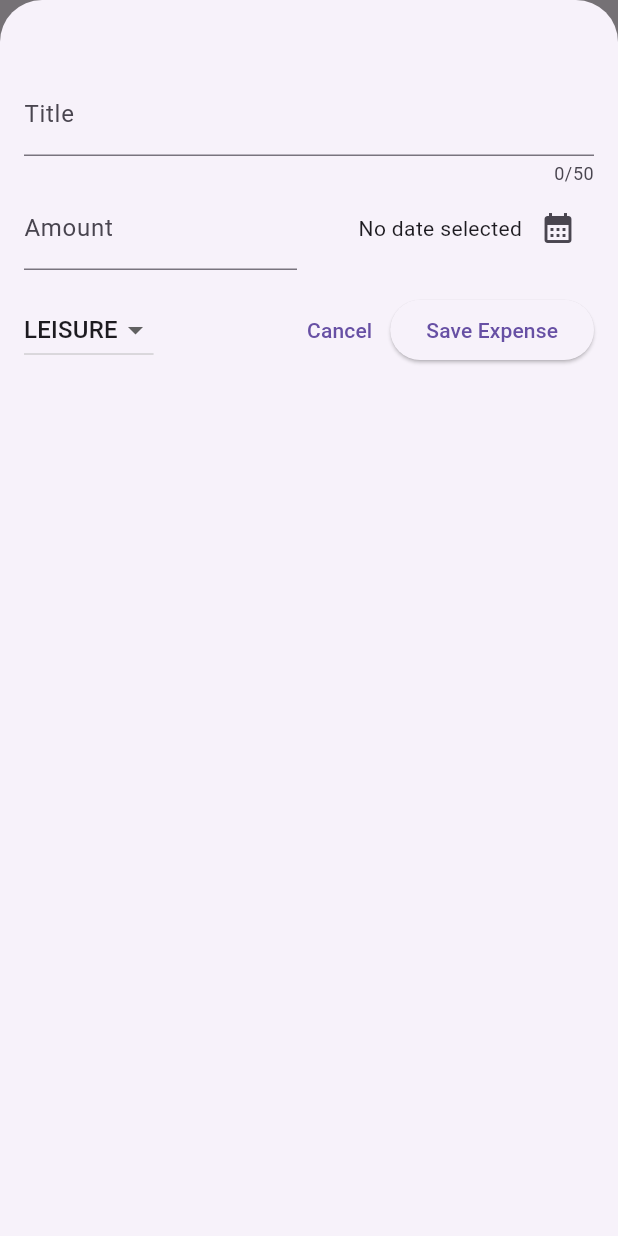
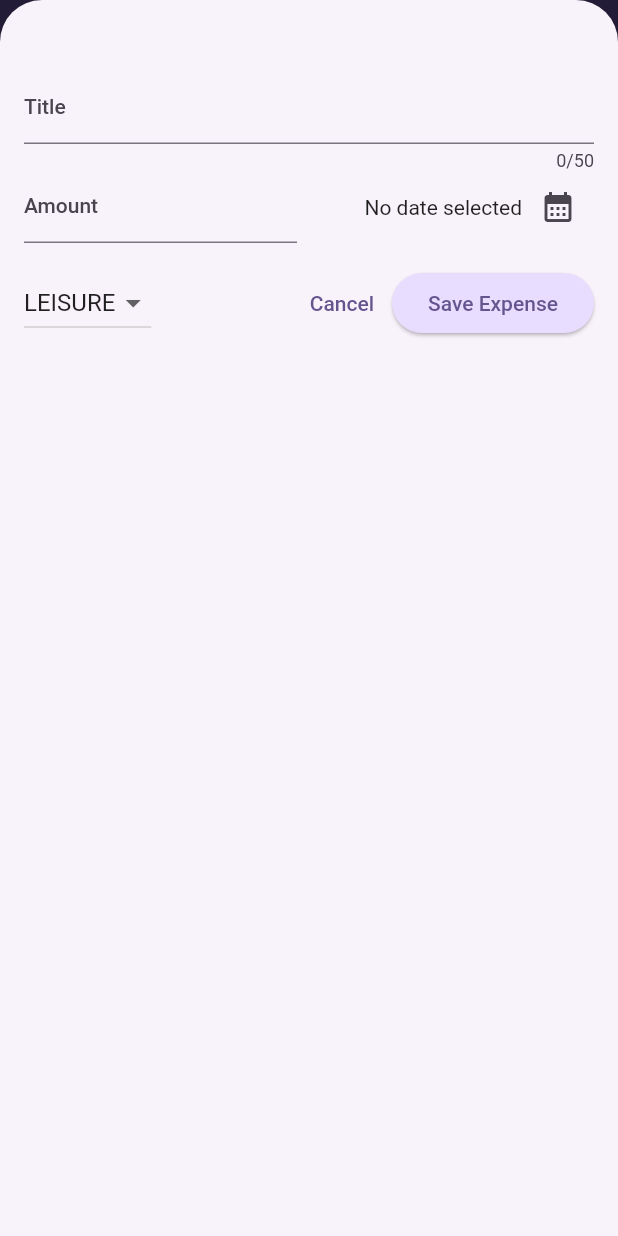
Before and after one commit to tyange/flutter_complete_expense_tracker, a Flutter app: the screen it shows after launch, after a tap on the "add" icon, on a phone screen of 412 x 824 dp. Run offline on Flutter 3.47's test engine with Material 2 defaults, Android fonts, the phone set to English and light mode, and no system bars.

Commit message:
using global theming

```diff
--- a/lib/main.dart
+++ b/lib/main.dart
@@ -2,10 +2,40 @@
 
 import 'package:flutter_complete_expense_tracker/widgets/expenses.dart';
 
+var kColorScheme = ColorScheme.fromSeed(
+  seedColor: const Color.fromARGB(255, 96, 59, 181),
+);
+
 void main() {
   runApp(
     MaterialApp(
-      theme: ThemeData(useMaterial3: true),
+      theme: ThemeData().copyWith(
+        useMaterial3: true,
+        colorScheme: kColorScheme,
+        appBarTheme: const AppBarTheme().copyWith(
+          backgroundColor: kColorScheme.onPrimaryContainer,
+          foregroundColor: kColorScheme.primaryContainer,
+        ),
+        cardTheme: CardTheme().copyWith(
+          color: kColorScheme.secondaryContainer,
+          margin: const EdgeInsets.symmetric(
+            horizontal: 16,
+            vertical: 8,
+          ),
+        ),
+        elevatedButtonTheme: ElevatedButtonThemeData(
+          style: ElevatedButton.styleFrom(
+            backgroundColor: kColorScheme.primaryContainer,
+          ),
+        ),
+        textTheme: ThemeData().textTheme.copyWith(
+              titleLarge: TextStyle(
+                fontWeight: FontWeight.normal,
+                color: kColorScheme.onSecondaryContainer,
+                fontSize: 14,
+              ),
+            ),
+      ),
       home: const Expenses(),
     ),
   );
```
